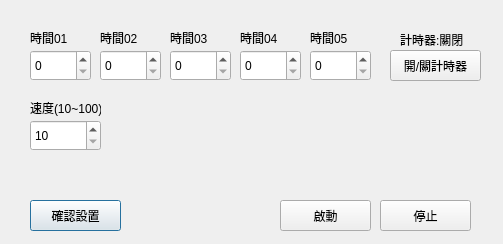
bnb70/Car_pyqt5, file main.ui: the form before one commit.
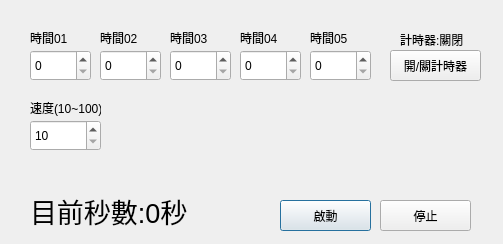
The form after the commit.

```diff
--- a/main.ui
+++ b/main.ui
@@ -2,6 +2,9 @@
 <ui version="4.0">
  <class>Dialog</class>
  <widget class="QDialog" name="Dialog">
+  <property name="enabled">
+   <bool>true</bool>
+  </property>
   <property name="geometry">
    <rect>
     <x>0</x>
@@ -13,19 +16,6 @@
   <property name="windowTitle">
    <string>Dialog</string>
   </property>
-  <widget class="QPushButton" name="Confirm_Button">
-   <property name="geometry">
-    <rect>
-     <x>30</x>
-     <y>200</y>
-     <width>91</width>
-     <height>31</height>
-    </rect>
-   </property>
-   <property name="text">
-    <string>確認設置</string>
-   </property>
-  </widget>
   <widget class="QPushButton" name="Star_Button">
    <property name="geometry">
     <rect>
@@ -222,6 +212,39 @@
     <string>計時器:關閉</string>
    </property>
   </widget>
+  <widget class="QLabel" name="label_8">
+   <property name="enabled">
+    <bool>true</bool>
+   </property>
+   <property name="geometry">
+    <rect>
+     <x>30</x>
+     <y>190</y>
+     <width>221</width>
+     <height>41</height>
+    </rect>
+   </property>
+   <property name="sizePolicy">
+    <sizepolicy hsizetype="Preferred" vsizetype="Preferred">
+     <horstretch>0</horstretch>
+     <verstretch>0</verstretch>
+    </sizepolicy>
+   </property>
+   <property name="baseSize">
+    <size>
+     <width>0</width>
+     <height>0</height>
+    </size>
+   </property>
+   <property name="font">
+    <font>
+     <pointsize>20</pointsize>
+    </font>
+   </property>
+   <property name="text">
+    <string>目前秒數:0秒</string>
+   </property>
+  </widget>
  </widget>
  <resources/>
  <connections/>
```
Left out of the diff: 36 changed lines with no effect on the pictures.
